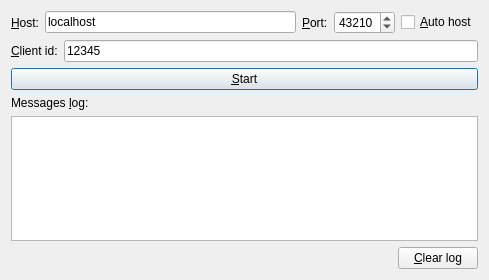
The window that client/src/client.ui (KL-7/client-server-notifier) describes before a commit, drawn with Qt 5.
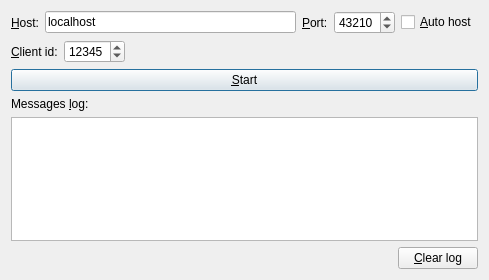
The same window after the commit.

Patch:
```diff
--- a/client/src/client.ui
+++ b/client/src/client.ui
@@ -76,17 +76,33 @@
         <string>&amp;Client id:</string>
        </property>
        <property name="buddy">
-        <cstring>clientIdLineEdit</cstring>
+        <cstring>clientIdSpinBox</cstring>
        </property>
       </widget>
      </item>
      <item>
-      <widget class="QLineEdit" name="clientIdLineEdit">
-       <property name="text">
-        <string>12345</string>
+      <widget class="QSpinBox" name="clientIdSpinBox">
+       <property name="maximum">
+        <number>65535</number>
        </property>
+       <property name="value">
+        <number>12345</number>
+       </property>
       </widget>
      </item>
+     <item>
+      <spacer name="horizontalSpacer">
+       <property name="orientation">
+        <enum>Qt::Horizontal</enum>
+       </property>
+       <property name="sizeHint" stdset="0">
+        <size>
+         <width>40</width>
+         <height>20</height>
+        </size>
+       </property>
+      </spacer>
+     </item>
     </layout>
    </item>
    <item>
```
